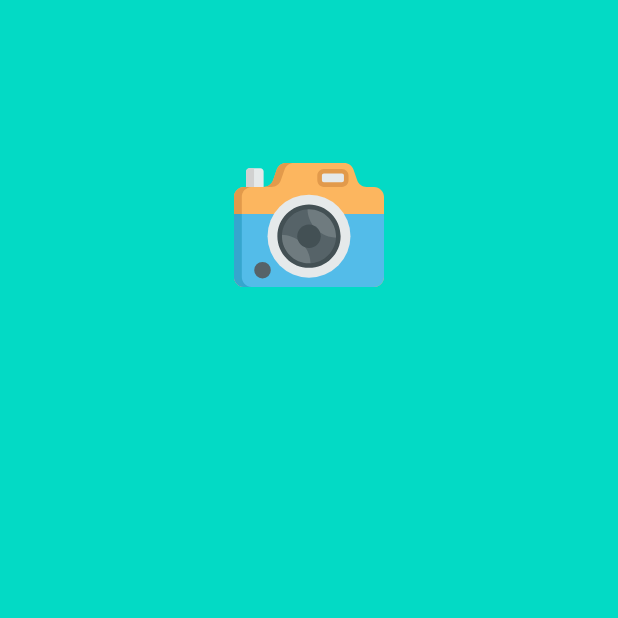
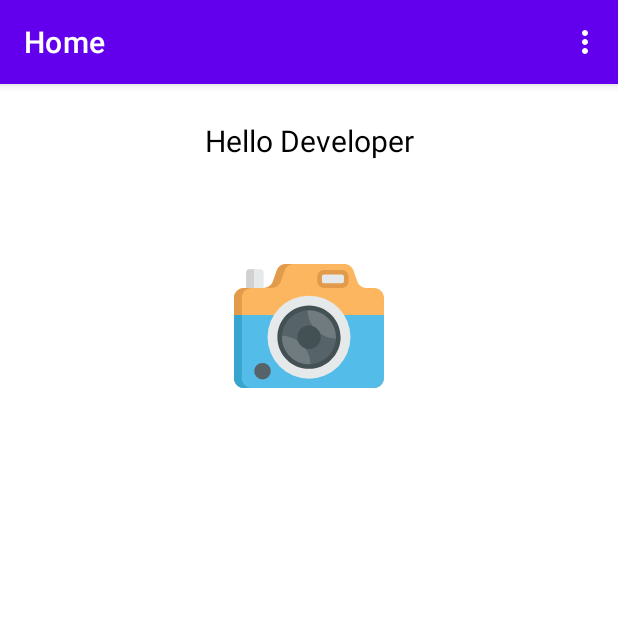
Before and after one commit to Collince-Okeyo/OptionsMenu, an Android app: the screen it shows after launch (MainActivity), on a phone screen of 412 x 824 dp, the top half of it. Run offline under Robolectric (Android 15) with nearby library versions, the phone set to English and light mode, and no system bars.

Commit message:
Contextual Menu Implementation

```diff
--- a/app/build.gradle
+++ b/app/build.gradle
@@ -46,6 +46,5 @@ dependencies {
     androidTestImplementation 'androidx.test.ext:junit:1.1.2'
     androidTestImplementation 'androidx.test.espresso:espresso-core:3.3.0'
 
-    //CarouselView
-    implementation 'com.github.jama5262:CarouselView:1.1.0'
+
 }
--- a/app/src/main/AndroidManifest.xml
+++ b/app/src/main/AndroidManifest.xml
@@ -9,8 +9,9 @@
         android:roundIcon="@mipmap/ic_launcher_round"
         android:supportsRtl="true"
         android:theme="@style/Theme.Menus">
-        <activity android:name=".SplashScreen"></activity>
-        <activity android:name=".MainActivity">
+        <activity android:name=".MainActivity"
+            android:label="Home"/>
+        <activity android:name=".SplashScreen">
             <intent-filter>
                 <action android:name="android.intent.action.MAIN" />
 
--- a/app/src/main/java/com/example/menus/MainActivity.kt
+++ b/app/src/main/java/com/example/menus/MainActivity.kt
@@ -3,23 +3,34 @@ package com.example.menus
 import android.content.Intent
 import androidx.appcompat.app.AppCompatActivity
 import android.os.Bundle
-import android.view.Menu
-import android.view.MenuInflater
-import android.view.MenuItem
+import android.os.Handler
+import android.os.PersistableBundle
+import android.view.*
 import android.widget.ImageSwitcher
 import android.widget.ImageView
+import android.widget.TextView
 import android.widget.Toast
+
 
 class MainActivity : AppCompatActivity() {
 
     private lateinit var image:ImageView
+    private lateinit var text : TextView
 
     override fun onCreate(savedInstanceState: Bundle?) {
         super.onCreate(savedInstanceState)
         setContentView(R.layout.activity_main)
 
+
+        //splashscreen
+       /* val intent = Intent(this@MainActivity,SplashScreen::class.java)
+        startActivity(intent)
+        finish()*/
+
         image = findViewById(R.id.imageView)
-
+        text = findViewById(R.id.textView2)
+        //registering textview for context menu
+        registerForContextMenu(text)
         image.setOnClickListener { openGallery() }
     }
 
@@ -38,17 +49,23 @@ class MainActivity : AppCompatActivity() {
     }
 
     override fun onOptionsItemSelected(item: MenuItem): Boolean {
-        if(item.itemId==R.id.option1){
-            Toast.makeText(this,"Option1",Toast.LENGTH_SHORT).show()
+        if (item.itemId==R.id.option1){
+            Toast.makeText(this,"Option1 Selected",Toast.LENGTH_SHORT).show()
         }
         else if(item.itemId==R.id.option2){
-            Toast.makeText(this,"Option2",Toast.LENGTH_SHORT).show()
+            Toast.makeText(this,"Option2 Selected",Toast.LENGTH_SHORT).show()
         }
         else if(item.itemId==R.id.option3){
-            Toast.makeText(this,"Option3",Toast.LENGTH_SHORT).show()
+            Toast.makeText(this,"Option3 Selected",Toast.LENGTH_SHORT).show()
         }
         else
             Toast.makeText(this,"No Option Selected",Toast.LENGTH_SHORT).show()
         return super.onOptionsItemSelected(item)
     }
+
+    override fun onCreateContextMenu(menu: ContextMenu?, v: View?, menuInfo: ContextMenu.ContextMenuInfo?) {
+        val menuInflater : MenuInflater = menuInflater
+        menuInflater.inflate(R.menu.floating_context_menu,menu)
+        super.onCreateContextMenu(menu, v, menuInfo)
+    }
 }
--- a/app/src/main/java/com/example/menus/SplashScreen.kt
+++ b/app/src/main/java/com/example/menus/SplashScreen.kt
@@ -3,14 +3,20 @@ package com.example.menus
 import android.content.Intent
 import androidx.appcompat.app.AppCompatActivity
 import android.os.Bundle
+import android.os.Handler
 
 class SplashScreen : AppCompatActivity() {
     override fun onCreate(savedInstanceState: Bundle?) {
         super.onCreate(savedInstanceState)
         setContentView(R.layout.activity_splash_screen)
 
-        val intent = Intent(this,MainActivity::class.java)
+       /* val intent = Intent(this,MainActivity::class.java)
         startActivity(intent)
-        finish()
+        finish()*/
+
+        Handler().postDelayed({
+            val intent = Intent(this@SplashScreen,MainActivity::class.java)
+            startActivity(intent)
+        },3000)
     }
 }
--- a/app/src/main/res/layout/activity_main.xml
+++ b/app/src/main/res/layout/activity_main.xml
@@ -4,19 +4,31 @@
     xmlns:tools="http://schemas.android.com/tools"
     android:layout_width="match_parent"
     android:layout_height="match_parent"
-    android:background="@color/teal_200"
     tools:context=".MainActivity">
+
+    <TextView
+        android:id="@+id/textView2"
+        android:layout_width="match_parent"
+        android:layout_height="wrap_content"
+        android:layout_marginTop="24dp"
+        android:text="@string/hello_developer"
+        android:textAlignment="center"
+        android:textColor="@color/black"
+        android:textSize="20sp"
+        app:layout_constraintEnd_toEndOf="parent"
+        app:layout_constraintStart_toStartOf="parent"
+        app:layout_constraintTop_toTopOf="parent" />
 
 
     <ImageView
         android:id="@+id/imageView"
         android:layout_width="100dp"
         android:layout_height="100dp"
-        android:layout_marginTop="100dp"
+        android:layout_marginTop="60dp"
+        android:src="@drawable/ic_camera"
         app:layout_constraintEnd_toEndOf="parent"
         app:layout_constraintStart_toStartOf="parent"
-        app:layout_constraintTop_toTopOf="parent"
-        android:src="@drawable/ic_camera" />
+        app:layout_constraintTop_toBottomOf="@+id/textView2" />
 
 
 </androidx.constraintlayout.widget.ConstraintLayout>
--- a/app/src/main/res/layout/activity_splash_screen.xml
+++ b/app/src/main/res/layout/activity_splash_screen.xml
@@ -11,10 +11,10 @@
         android:layout_width="match_parent"
         android:layout_height="wrap_content"
         android:layout_marginTop="90dp"
-        android:text="WELCOME TO MENUS"
+        android:text="@string/welcome_to_menus"
         android:textAlignment="center"
         android:textColor="@color/teal_200"
-        android:textSize="35dp"
+        android:textSize="35sp"
         app:layout_constraintEnd_toEndOf="parent"
         app:layout_constraintStart_toStartOf="parent"
         app:layout_constraintTop_toTopOf="parent" />
--- /dev/null
+++ b/app/src/main/res/menu/floating_context_menu.xml
@@ -0,0 +1,6 @@
+<?xml version="1.0" encoding="utf-8"?>
+<menu xmlns:android="http://schemas.android.com/apk/res/android">
+<item android:id="@+id/contexualmenu1" android:title="Contexual Menu1"/>
+    <item android:id="@+id/contexualmenu2" android:title="Contexual Menu2"/>
+    <item android:id="@+id/contexualmenu3" android:title="Contexual Menu3"/>
+</menu>
--- a/app/src/main/res/values/strings.xml
+++ b/app/src/main/res/values/strings.xml
@@ -1,3 +1,5 @@
 <resources>
     <string name="app_name">Menus</string>
+    <string name="welcome_to_menus">WELCOME TO MENUS</string>
+    <string name="hello_developer">Hello Developer</string>
 </resources>
--- a/app/src/main/res/values/themes.xml
+++ b/app/src/main/res/values/themes.xml
@@ -1,6 +1,6 @@
 <resources xmlns:tools="http://schemas.android.com/tools">
     <!-- Base application theme. -->
-    <style name="Theme.Menus" parent="Theme.MaterialComponents.DayNight.NoActionBar">
+    <style name="Theme.Menus" parent="Theme.MaterialComponents.DayNight.DarkActionBar">
         <!-- Primary brand color. -->
         <item name="colorPrimary">@color/purple_500</item>
         <item name="colorPrimaryVariant">@color/purple_700</item>
```
Also changed, not shown: app/src/main/res/drawable/ic_ranking.xml (added, +51 -0 lines), app/src/main/res/drawable/ic_star.xml (added, +9 -0 lines), app/src/main/res/drawable/ic_sunny.xml (added, +24 -0 lines).
